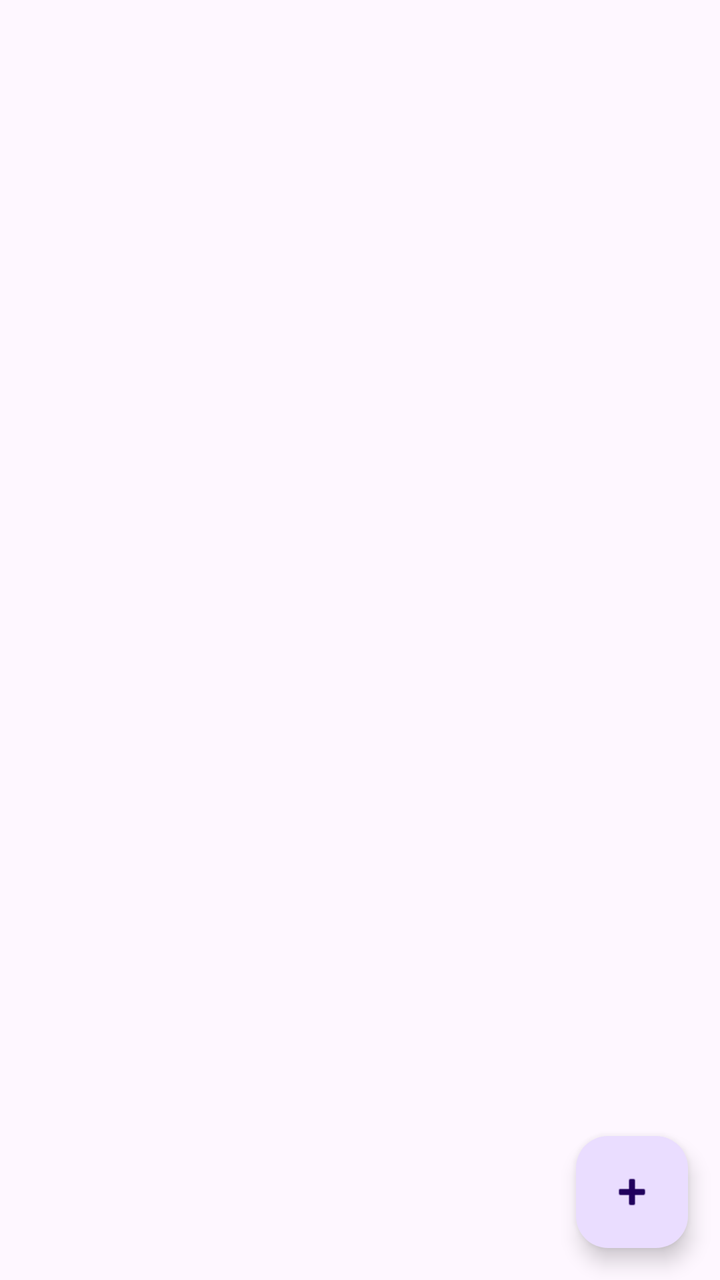
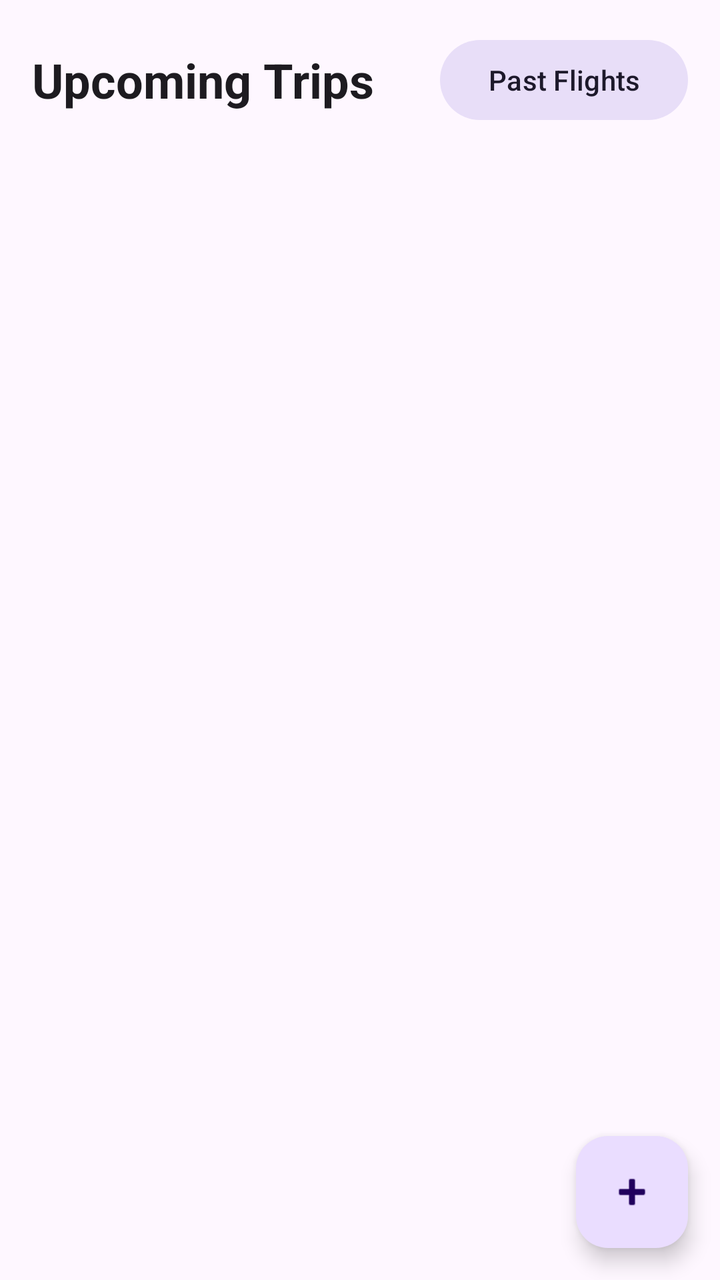

The first picture is an Android layout as it rendered before a commit; the second is the same layout after the commit. The layout source and the unified diff follow.
<!-- AndroidManifest.xml: application theme Theme.FlightStats -->
<!-- res/layout/fragment_flights.xml -->
<?xml version="1.0" encoding="utf-8"?>
<androidx.coordinatorlayout.widget.CoordinatorLayout xmlns:android="http://schemas.android.com/apk/res/android"
    xmlns:app="http://schemas.android.com/apk/res-auto"
    android:layout_width="match_parent"
    android:layout_height="match_parent"
    android:fitsSystemWindows="true">
    
    <androidx.recyclerview.widget.RecyclerView
        android:id="@+id/flights_recycler"
        android:layout_width="match_parent"
        android:layout_height="match_parent"
        android:clipToPadding="false"
        android:paddingBottom="88dp"/>

    <com.google.android.material.floatingactionbutton.FloatingActionButton
        android:id="@+id/fab_add_flight"
        android:layout_width="wrap_content"
        android:layout_height="wrap_content"
        android:layout_gravity="bottom|end"
        android:layout_margin="16dp"
        android:contentDescription="Add Flight"
        app:srcCompat="@android:drawable/ic_input_add" />

</androidx.coordinatorlayout.widget.CoordinatorLayout>
<!-- resources referenced by this layout -->
<resources>
  <style name="Theme.FlightStats" parent="Base.Theme.FlightStats" />
  <style name="Base.Theme.FlightStats" parent="Base.Theme.FlightStats.Common" />
  <style name="Base.Theme.FlightStats.Common" parent="Theme.Material3.DayNight.NoActionBar">
          <item name="android:statusBarColor">@android:color/transparent</item>
          <item name="android:navigationBarColor">@android:color/transparent</item>
          <item name="android:windowLightStatusBar" tools:targetApi="m">?attr/isLightTheme</item>
          <item name="android:windowLightNavigationBar" tools:targetApi="o_mr1">?attr/isLightTheme</item>
          <item name="android:enforceNavigationBarContrast" tools:targetApi="q">false</item>
      </style>
</resources>

<!-- the commit's change to res/layout/fragment_flights.xml (unified diff, before → after) -->
@@ -5,12 +5,63 @@
     android:layout_height="match_parent"
     android:fitsSystemWindows="true">
     
-    <androidx.recyclerview.widget.RecyclerView
-        android:id="@+id/flights_recycler"
+    <LinearLayout
         android:layout_width="match_parent"
         android:layout_height="match_parent"
-        android:clipToPadding="false"
-        android:paddingBottom="88dp"/>
+        android:orientation="vertical">
+
+        
+        <LinearLayout
+            android:layout_width="match_parent"
+            android:layout_height="wrap_content"
+            android:orientation="horizontal"
+            android:gravity="center_vertical"
+            android:paddingHorizontal="16dp"
+            android:paddingTop="16dp"
+            android:paddingBottom="12dp">
+
+            <TextView
+                android:id="@+id/tv_flights_title"
+                android:layout_width="0dp"
+                android:layout_height="wrap_content"
+                android:layout_weight="1"
+                android:text="Upcoming Trips"
+                android:textSize="24sp"
+                android:textStyle="bold"
+                android:textColor="?attr/colorOnSurface"/>
+
+            <com.google.android.material.button.MaterialButton
+                android:id="@+id/btn_toggle_past_future"
+                style="@style/Widget.Material3.Button.TonalButton"
+                android:layout_width="wrap_content"
+                android:layout_height="wrap_content"
+                android:text="Past Flights" />
+        </LinearLayout>
+
+        <FrameLayout
+            android:layout_width="match_parent"
+            android:layout_height="0dp"
+            android:layout_weight="1">
+
+            <androidx.recyclerview.widget.RecyclerView
+                android:id="@+id/flights_recycler"
+                android:layout_width="match_parent"
+                android:layout_height="match_parent"
+                android:clipToPadding="false"
+                android:paddingBottom="88dp"/>
+
+            <TextView
+                android:id="@+id/tv_empty_state"
+                android:layout_width="match_parent"
+                android:layout_height="match_parent"
+                android:gravity="center"
+                android:padding="32dp"
+                android:text="No flights found"
+                android:textColor="?attr/colorOnSurfaceVariant"
+                android:textSize="16sp"
+                android:visibility="gone"/>
+        </FrameLayout>
+    </LinearLayout>
 
     <com.google.android.material.floatingactionbutton.FloatingActionButton
         android:id="@+id/fab_add_flight"
